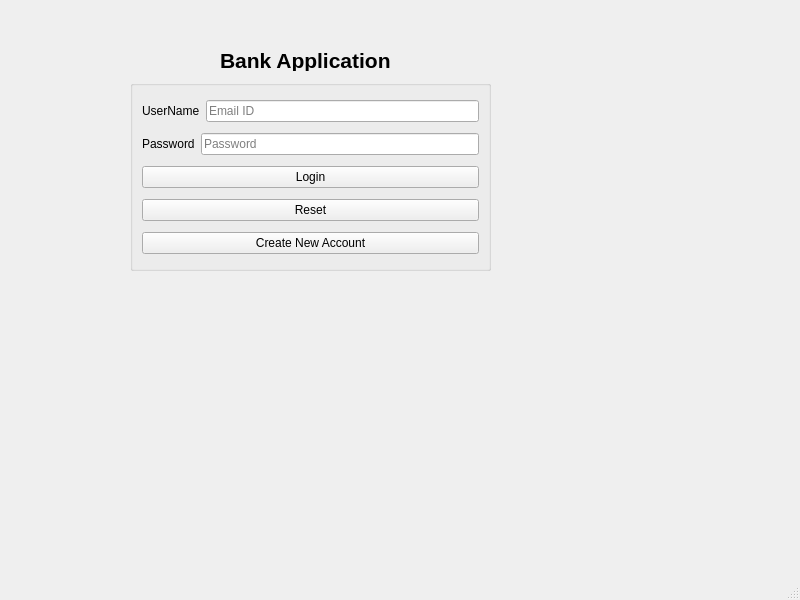
Old version of the form BankApp/loginpage.ui in the repository kunalgavhane12/QtAssignment.
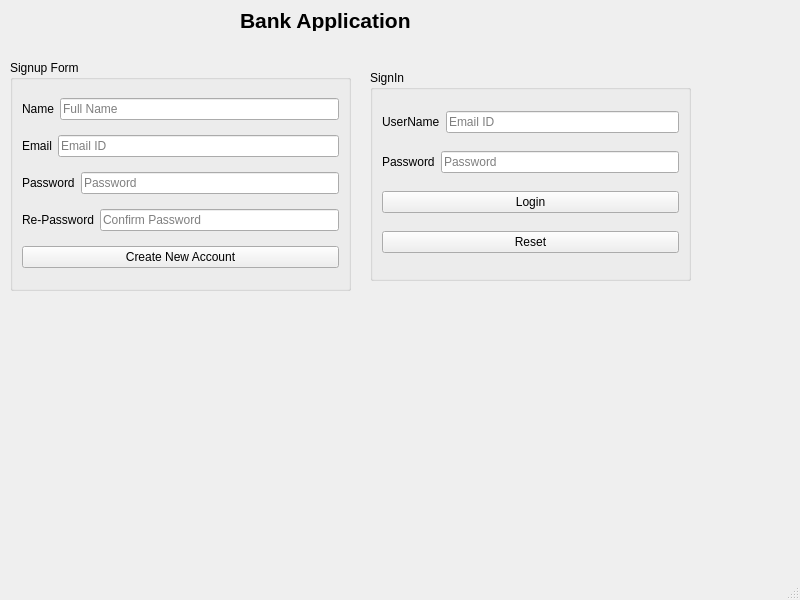
New version of the form.

Patch:
```diff
--- a/BankApp/loginpage.ui
+++ b/BankApp/loginpage.ui
@@ -17,14 +17,14 @@
    <widget class="QGroupBox" name="groupBox">
     <property name="geometry">
      <rect>
-      <x>130</x>
-      <y>80</y>
-      <width>361</width>
-      <height>191</height>
+      <x>370</x>
+      <y>70</y>
+      <width>321</width>
+      <height>211</height>
      </rect>
     </property>
     <property name="title">
-     <string/>
+     <string>SignIn</string>
     </property>
     <layout class="QVBoxLayout" name="verticalLayout">
      <item>
@@ -80,20 +80,13 @@
        </property>
       </widget>
      </item>
-     <item>
-      <widget class="QPushButton" name="pushButton_CreateAccount">
-       <property name="text">
-        <string>Create New Account</string>
-       </property>
-      </widget>
-     </item>
     </layout>
    </widget>
    <widget class="QLabel" name="label_3">
     <property name="geometry">
      <rect>
-      <x>220</x>
-      <y>50</y>
+      <x>240</x>
+      <y>10</y>
       <width>211</width>
       <height>21</height>
      </rect>
@@ -109,6 +102,103 @@
      <string>Bank Application</string>
     </property>
    </widget>
+   <widget class="QGroupBox" name="groupBox_2">
+    <property name="geometry">
+     <rect>
+      <x>10</x>
+      <y>60</y>
+      <width>341</width>
+      <height>231</height>
+     </rect>
+    </property>
+    <property name="title">
+     <string>Signup Form</string>
+    </property>
+    <layout class="QVBoxLayout" name="verticalLayout_2">
+     <item>
+      <layout class="QHBoxLayout" name="horizontalLayout_5">
+       <item>
+        <widget class="QLabel" name="label_6">
+         <property name="text">
+          <string>Name</string>
+         </property>
+        </widget>
+       </item>
+       <item>
+        <widget class="QLineEdit" name="lineEdit_username_3">
+         <property name="placeholderText">
+          <string>Full Name</string>
+         </property>
+        </widget>
+       </item>
+      </layout>
+     </item>
+     <item>
+      <layout class="QHBoxLayout" name="horizontalLayout_6">
+       <item>
+        <widget class="QLabel" name="label_7">
+         <property name="text">
+          <string>Email</string>
+         </property>
+        </widget>
+       </item>
+       <item>
+        <widget class="QLineEdit" name="lineEdit_username_4">
+         <property name="placeholderText">
+          <string>Email ID</string>
+         </property>
+        </widget>
+       </item>
+      </layout>
+     </item>
+     <item>
+      <layout class="QHBoxLayout" name="horizontalLayout_8">
+       <item>
+        <widget class="QLabel" name="label_9">
+         <property name="text">
+          <string>Password</string>
+         </property>
+        </widget>
+       </item>
+       <item>
+        <widget class="QLineEdit" name="lineEdit_username_6">
+         <property name="placeholderText">
+          <string>Password</string>
+         </property>
+        </widget>
+       </item>
+      </layout>
+     </item>
+     <item>
+      <layout class="QHBoxLayout" name="horizontalLayout_7">
+       <item>
+        <widget class="QLabel" name="label_8">
+         <property name="text">
+          <string>Re-Password</string>
+         </property>
+        </widget>
+       </item>
+       <item>
+        <widget class="QLineEdit" name="lineEdit_username_5">
+         <property name="echoMode">
+          <enum>QLineEdit::Password</enum>
+         </property>
+         <property name="placeholderText">
+          <string>Confirm Password</string>
+         </property>
+        </widget>
+       </item>
+      </layout>
+     </item>
+     <item>
+      <widget class="QPushButton" name="pushButton_CreateAccount">
+       <property name="text">
+        <string>Create New Account</string>
+       </property>
+      </widget>
+     </item>
+    </layout>
+   </widget>
   </widget>
   <widget class="QMenuBar" name="menubar">
    <property name="geometry">
```
